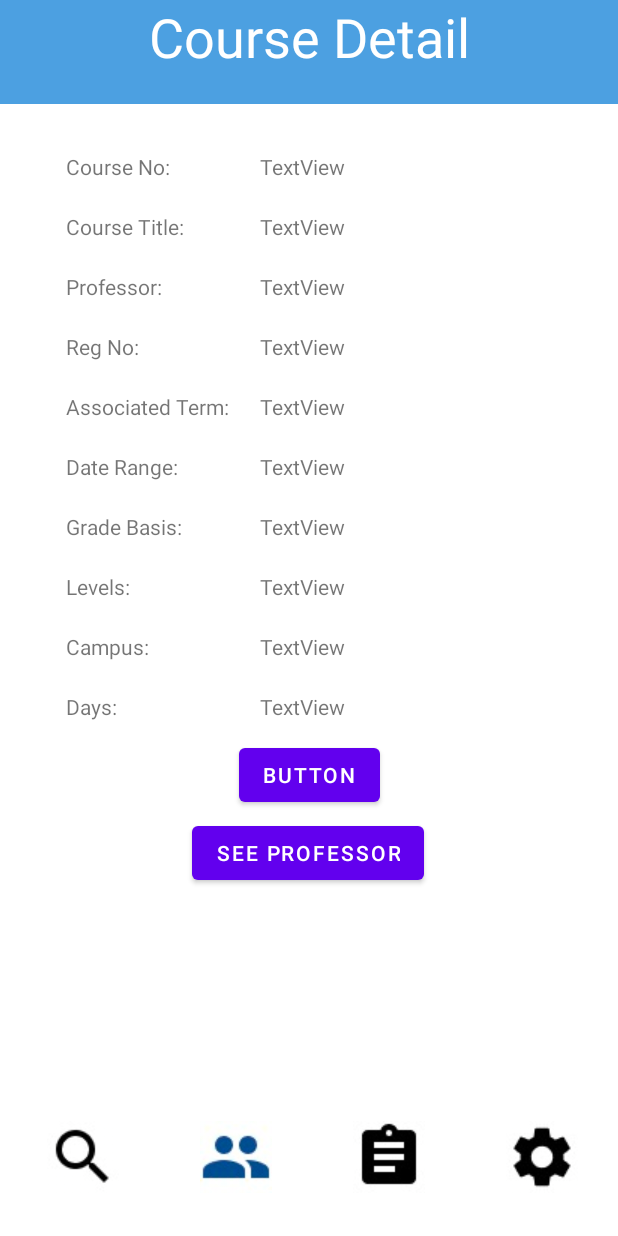
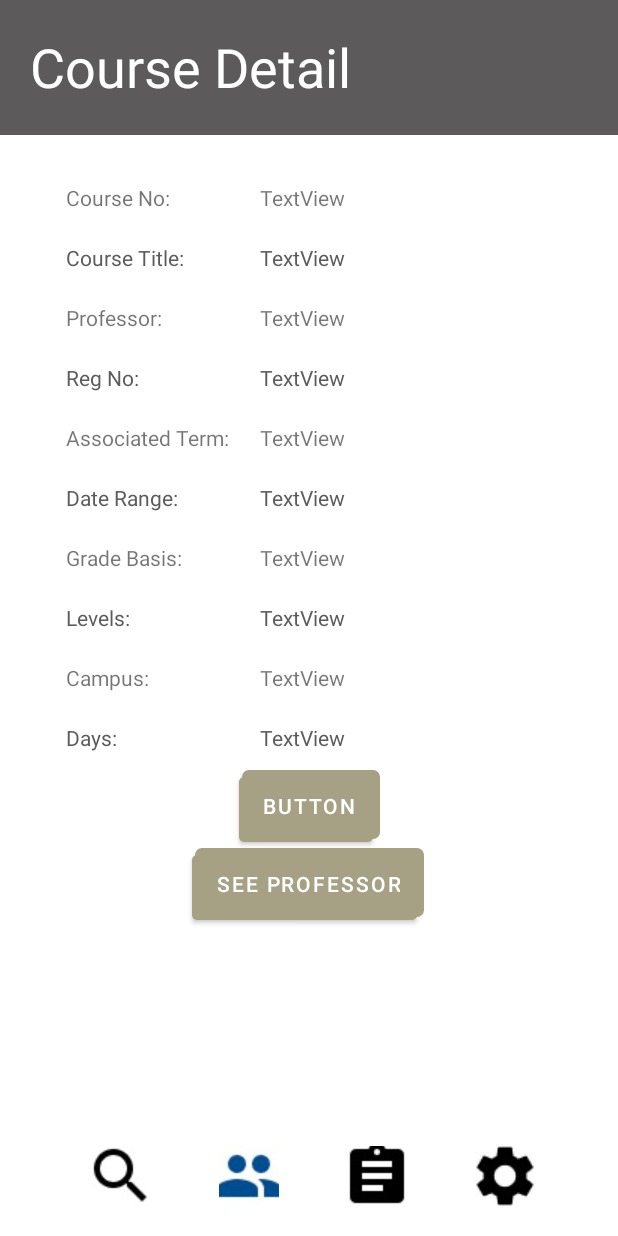
Before and after one commit to zren813/MobileDemo, an Android app: the CourseDetailPage screen opened directly, with no data from a screen before it, on a phone screen of 412 x 824 dp. Run offline under Robolectric (Android 15) with nearby library versions, the phone set to English and light mode, and no system bars; our stand-ins replace Firebase (no records; nobody signed in at launch, a user with empty details on screens opened directly); 11 statements that could not run were skipped.

Commit message:
minor update

```diff
--- /dev/null
+++ b/app/src/main/res/color/textview_selector.xml
@@ -0,0 +1,6 @@
+<?xml version="1.0" encoding="utf-8"?>
+<selector xmlns:android="http://schemas.android.com/apk/res/android">
+    <item android:state_pressed="true" android:color="#878782"/>
+    <item android:state_focused="true" android:color="#483728"/>
+    <item android:color="#ff000000"/>
+</selector>
--- /dev/null
+++ b/app/src/main/res/drawable/button_selector.xml
@@ -0,0 +1,23 @@
+<selector xmlns:android="http://schemas.android.com/apk/res/android">
+    <item>
+        <layer-list>
+            <item android:right="5dp" android:top="5dp">
+                <shape>
+                    <corners android:radius="3dp" />
+                    <solid android:color="#D6D6D6" />
+                </shape>
+            </item>
+            <item android:bottom="2dp" android:left="2dp">
+                <shape>
+                    <gradient android:angle="270"
+                        android:endColor="#E2E2E2" android:startColor="#BABABA" />
+                    <stroke android:width="1dp" android:color="#BABABA" />
+                    <corners android:radius="4dp" />
+                    <padding android:bottom="10dp" android:left="10dp"
+                        android:right="10dp" android:top="10dp" />
+                </shape>
+            </item>
+        </layer-list>
+    </item>
+
+</selector>
--- a/app/src/main/res/layout/activity_course_detail_page.xml
+++ b/app/src/main/res/layout/activity_course_detail_page.xml
@@ -14,6 +14,8 @@
         android:layout_marginTop="12dp"
         android:layout_marginEnd="152dp"
         android:text="Button"
+        app:backgroundTint="#a6a084"
+        android:background="@drawable/button_selector"
         app:layout_constraintEnd_toEndOf="parent"
         app:layout_constraintStart_toStartOf="parent"
         app:layout_constraintTop_toBottomOf="@+id/courseDetailDaysView" />
@@ -25,6 +27,7 @@
         android:layout_marginStart="60dp"
         android:layout_marginTop="152dp"
         android:text="TextView"
+        android:textColor="#5c5a5b"
         app:layout_constraintStart_toEndOf="@+id/textView29"
         app:layout_constraintTop_toBottomOf="@+id/textView5" />
 
@@ -65,6 +68,7 @@
         android:layout_marginStart="60dp"
         android:layout_marginTop="232dp"
         android:text="TextView"
+        android:textColor="#5c5a5b"
         app:layout_constraintStart_toEndOf="@+id/textView29"
         app:layout_constraintTop_toBottomOf="@+id/textView5" />
 
@@ -75,6 +79,7 @@
         android:layout_marginStart="60dp"
         android:layout_marginTop="72dp"
         android:text="TextView"
+        android:textColor="#5c5a5b"
         app:layout_constraintStart_toEndOf="@+id/textView29"
         app:layout_constraintTop_toBottomOf="@+id/textView5" />
 
@@ -105,6 +110,7 @@
         android:layout_marginStart="60dp"
         android:layout_marginTop="312dp"
         android:text="TextView"
+        android:textColor="#5c5a5b"
         app:layout_constraintStart_toEndOf="@+id/textView29"
         app:layout_constraintTop_toBottomOf="@+id/textView5" />
 
@@ -115,6 +121,7 @@
         android:layout_marginStart="60dp"
         android:layout_marginTop="392dp"
         android:text="TextView"
+        android:textColor="#5c5a5b"
         app:layout_constraintStart_toEndOf="@+id/textView29"
         app:layout_constraintTop_toBottomOf="@+id/textView5" />
 
@@ -125,6 +132,7 @@
         android:layout_marginStart="44dp"
         android:layout_marginTop="152dp"
         android:text="Reg No:"
+        android:textColor="#5c5a5b"
         app:layout_constraintStart_toStartOf="parent"
         app:layout_constraintTop_toBottomOf="@+id/textView5" />
 
@@ -145,6 +153,7 @@
         android:layout_marginStart="44dp"
         android:layout_marginTop="72dp"
         android:text="Course Title:"
+        android:textColor="#5c5a5b"
         app:layout_constraintStart_toStartOf="parent"
         app:layout_constraintTop_toBottomOf="@+id/textView5" />
 
@@ -175,6 +184,7 @@
         android:layout_marginStart="44dp"
         android:layout_marginTop="392dp"
         android:text="Days:"
+        android:textColor="#5c5a5b"
         app:layout_constraintStart_toStartOf="parent"
         app:layout_constraintTop_toBottomOf="@+id/textView5" />
 
@@ -195,6 +205,7 @@
         android:layout_marginStart="44dp"
         android:layout_marginTop="232dp"
         android:text="Date Range:"
+        android:textColor="#5c5a5b"
         app:layout_constraintStart_toStartOf="parent"
         app:layout_constraintTop_toBottomOf="@+id/textView5" />
 
@@ -215,6 +226,7 @@
         android:layout_marginStart="44dp"
         android:layout_marginTop="312dp"
         android:text="Levels:"
+        android:textColor="#5c5a5b"
         app:layout_constraintStart_toStartOf="parent"
         app:layout_constraintTop_toBottomOf="@+id/textView5" />
 
@@ -229,10 +241,11 @@
     <TextView
         android:id="@+id/textView5"
         android:layout_width="match_parent"
-        android:layout_height="69dp"
-        android:background="#B30078D4"
+        android:layout_height="90dp"
+        android:background="#5c5a5b"
         android:text="Course Detail"
-        android:textAlignment="center"
+        android:paddingTop="20dp"
+        android:paddingLeft="20dp"
         android:textColor="#FFFFFF"
         android:textSize="36sp"
         app:layout_constraintStart_toStartOf="parent"
@@ -245,6 +258,8 @@
         android:layout_marginStart="128dp"
         android:layout_marginTop="4dp"
         android:text="See Professor"
+        app:backgroundTint="#a6a084"
+        android:background="@drawable/button_selector"
         app:layout_constraintStart_toStartOf="parent"
         app:layout_constraintTop_toBottomOf="@+id/add_remove_class_button" />
 
--- a/app/src/main/res/layout/activity_profile_page.xml
+++ b/app/src/main/res/layout/activity_profile_page.xml
@@ -79,6 +79,7 @@
         android:layout_marginEnd="56dp"
         android:text="Update Moment"
         android:textSize="12sp"
+        app:backgroundTint="#a6a084"
         app:layout_constraintEnd_toEndOf="parent"
         app:layout_constraintTop_toBottomOf="@+id/editTextMoment" />
 
@@ -101,6 +102,7 @@
         android:layout_marginStart="17dp"
         android:layout_marginTop="73dp"
         android:text="Search User"
+        app:backgroundTint="#a6a084"
         app:layout_constraintStart_toEndOf="@+id/textEditSearchUser"
         app:layout_constraintTop_toBottomOf="@+id/editMomentButton" />
 
--- a/app/src/main/res/layout/activity_register_user.xml
+++ b/app/src/main/res/layout/activity_register_user.xml
@@ -24,6 +24,7 @@
         android:ems="10"
         android:hint="Email"
         android:inputType="textPersonName"
+        android:backgroundTint="#F0F0F0"
         app:layout_constraintEnd_toEndOf="parent"
         app:layout_constraintHorizontal_bias="1.0"
         app:layout_constraintStart_toStartOf="parent"
@@ -38,6 +39,7 @@
         android:layout_marginEnd="100dp"
         android:ems="10"
         android:hint="Password"
+        android:backgroundTint="#F0F0F0"
         android:inputType="textPassword"
         app:layout_constraintEnd_toEndOf="parent"
         app:layout_constraintHorizontal_bias="1.0"
@@ -52,6 +54,7 @@
         android:layout_marginTop="32dp"
         android:layout_marginEnd="150dp"
         android:text="Register"
+        app:backgroundTint="#a6a084"
         app:layout_constraintEnd_toEndOf="parent"
         app:layout_constraintStart_toStartOf="parent"
         app:layout_constraintTop_toBottomOf="@+id/editRegisterPassword" />
@@ -67,6 +70,8 @@
         app:layout_constraintEnd_toEndOf="parent"
         app:layout_constraintHorizontal_bias="0.471"
         app:layout_constraintStart_toStartOf="parent"
+        android:textColor="#5c5a5b"
+
         app:layout_constraintTop_toBottomOf="@+id/editRegisterButton" />
 
 </androidx.constraintlayout.widget.ConstraintLayout>
--- a/app/src/main/res/layout/course_list_item.xml
+++ b/app/src/main/res/layout/course_list_item.xml
@@ -8,14 +8,14 @@
     <androidx.cardview.widget.CardView
         android:layout_width="match_parent"
         android:layout_height="80dp"
-        app:cardCornerRadius="50dp"
+        app:cardCornerRadius="25dp"
         app:layout_constraintStart_toStartOf="parent"
         app:layout_constraintTop_toTopOf="parent">
 
         <androidx.constraintlayout.widget.ConstraintLayout
             android:layout_width="match_parent"
             android:layout_height="match_parent"
-            android:background="#802196F3">
+            android:background="#F0F0F0">
 
             <TextView
                 android:id="@+id/courseNoView"
--- a/app/src/main/res/layout/tool_bar.xml
+++ b/app/src/main/res/layout/tool_bar.xml
@@ -1,6 +1,5 @@
 <?xml version="1.0" encoding="utf-8"?>
-<androidx.constraintlayout.widget.ConstraintLayout
-    xmlns:android="http://schemas.android.com/apk/res/android"
+<androidx.constraintlayout.widget.ConstraintLayout xmlns:android="http://schemas.android.com/apk/res/android"
     xmlns:app="http://schemas.android.com/apk/res-auto"
     xmlns:tools="http://schemas.android.com/tools"
     android:layout_width="match_parent"
@@ -8,15 +7,16 @@
 
     <RelativeLayout
         android:layout_width="match_parent"
-        android:layout_height="105dp"
+        android:layout_height="80dp"
         app:layout_constraintStart_toStartOf="parent"
         app:layout_constraintTop_toTopOf="parent">
 
         <ImageButton
             android:id="@+id/searchButton"
-            android:layout_width="102dp"
-            android:layout_height="match_parent"
-            android:layout_marginEnd="0dp"
+            android:layout_width="40dp"
+            android:layout_height="40dp"
+            android:layout_centerInParent="true"
+            android:layout_marginEnd="45dp"
             android:layout_toStartOf="@+id/infoButton"
             android:background="#00FFFFFF"
             android:onClick="onSearchButton"
@@ -24,9 +24,10 @@
 
         <ImageButton
             android:id="@+id/infoButton"
-            android:layout_width="102dp"
-            android:layout_height="match_parent"
-            android:layout_marginEnd="0dp"
+            android:layout_width="40dp"
+            android:layout_height="40dp"
+            android:layout_centerInParent="true"
+            android:layout_marginEnd="45dp"
             android:layout_toStartOf="@+id/courseListButton"
             android:background="#FFFFFF"
             android:onClick="onInfoButton"
@@ -34,9 +35,11 @@
 
         <ImageButton
             android:id="@+id/courseListButton"
-            android:layout_width="102dp"
-            android:layout_height="match_parent"
-            android:layout_marginEnd="0dp"
+            android:layout_width="40dp"
+            android:layout_height="40dp"
+            android:layout_centerHorizontal="true"
+            android:layout_centerVertical="true"
+            android:layout_marginEnd="45dp"
             android:layout_toStartOf="@+id/settingButton"
             android:background="#00FFFFFF"
             android:onClick="onCourseListButton"
@@ -44,13 +47,23 @@
 
         <ImageButton
             android:id="@+id/settingButton"
-            android:layout_width="102dp"
-            android:layout_height="match_parent"
+            android:layout_width="40dp"
+            android:layout_height="40dp"
             android:layout_alignParentEnd="true"
+            android:layout_centerHorizontal="true"
+            android:layout_centerVertical="true"
+            android:layout_marginEnd="55dp"
             android:background="#00FFFFFF"
             android:onClick="onSettingButton"
             app:srcCompat="@drawable/setting_icon" />
 
     </RelativeLayout>
 
+    <androidx.constraintlayout.widget.Guideline
+        android:id="@+id/guideline"
+        android:layout_width="wrap_content"
+        android:layout_height="wrap_content"
+        android:orientation="horizontal"
+        app:layout_constraintGuide_begin="20dp" />
+
 </androidx.constraintlayout.widget.ConstraintLayout>
```
Also changed, not shown: app/src/main/res/layout/activity_course_grid_page.xml (+5 -4 lines), app/src/main/res/layout/activity_course_list_page.xml (+8 -7 lines), app/src/main/res/layout/activity_detailed_setting.xml (+9 -5 lines), app/src/main/res/layout/activity_info_page.xml (+5 -3 lines), app/src/main/res/layout/activity_professor_page.xml (+5 -3 lines), app/src/main/res/layout/activity_search_class_page.xml (+5 -2 lines), app/src/main/res/layout/activity_setting_page.xml (+8 -7 lines).
